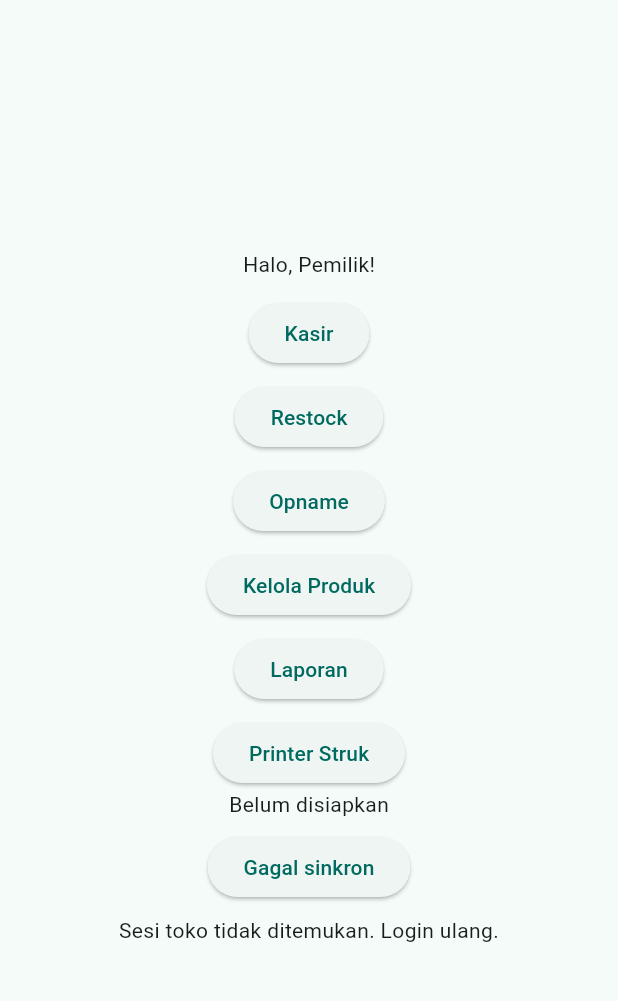
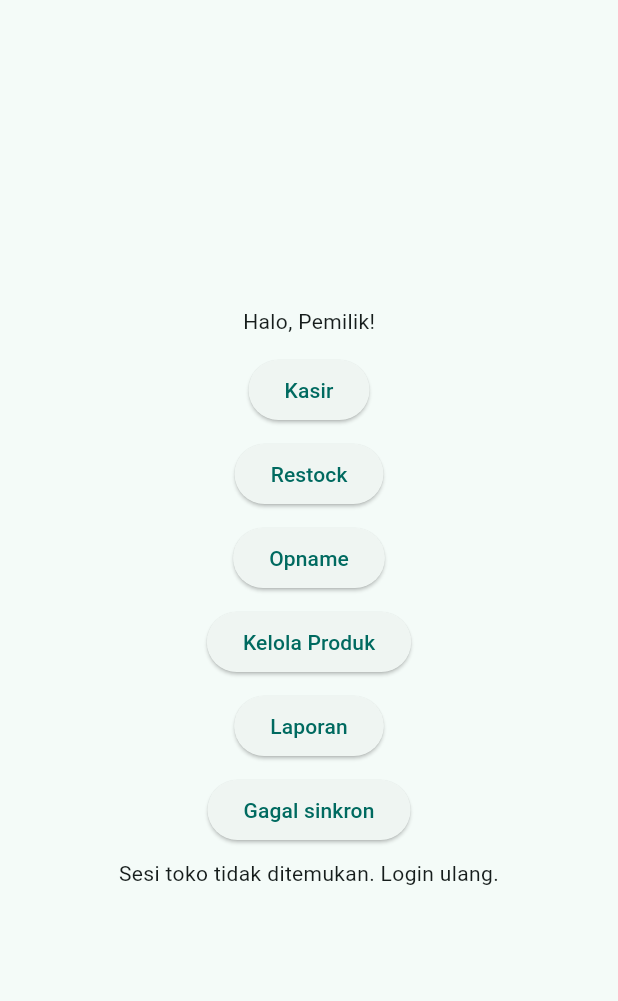
Before and after one commit to gevanno654/My-UMKM, a Flutter app: the HomePlaceholder screen opened by its route, after a tap on "Sinkron Semua", on a phone screen of 412 x 824 dp, the part 63-1064 px from its top. Run offline on Flutter 3.47's test engine with Material 3 defaults, Android fonts, the phone set to English and light mode, and no system bars; our stand-ins replace dio, drift, flutter_riverpod, flutter_secure_storage, go_router, image_picker; missing offline and left inert: esc_pos_utils_plus, mobile_scanner, print_bluetooth_thermal; accounts and stored records are empty; generated files the repository leaves out were written again.

Commit message:
revert: hapus layar setup printer, kembali dialog pilih di Struk

```diff
--- a/pos_app/lib/core/router.dart
+++ b/pos_app/lib/core/router.dart
@@ -15,7 +15,6 @@ import '../features/products/scan_screen.dart';
 import '../features/restocks/restocks_screens.dart';
 import '../features/adjustments/adjustments_screens.dart';
 import '../features/reports/reports_screens.dart';
-import '../features/sales/printer_setup_screen.dart';
 import '../features/sales/sales_screens.dart';
 
 /// Semua route fondasi + produk + kasir + restock + laporan.
@@ -35,7 +34,6 @@ const appRoutePaths = <String>[
   '/sales/pay',
   '/sales/receipt',
   '/sales/history',
-  '/settings/printer',
   '/restocks',
   '/restocks/new',
   '/restocks/:id',
@@ -157,10 +155,6 @@ GoRouter buildRouter({
         builder: (context, state) => const HistoryScreen(),
       ),
       GoRoute(
-        path: '/settings/printer',
-        builder: (context, state) => const PrinterSetupScreen(),
-      ),
-      GoRoute(
         path: '/restocks',
         builder: (context, state) => const RestocksListScreen(),
       ),
--- a/pos_app/lib/features/auth/home_placeholder.dart
+++ b/pos_app/lib/features/auth/home_placeholder.dart
@@ -4,7 +4,6 @@ import 'package:go_router/go_router.dart';
 
 import 'package:pos_app/core/sync/sync_all_provider.dart';
 
-import '../sales/printer_service.dart';
 import 'auth_provider.dart';
 import 'auth_state.dart';
 
@@ -67,8 +66,6 @@ class HomePlaceholder extends ConsumerWidget {
               onPressed: () => context.push('/reports'),
               child: const Text('Laporan'),
             ),
-            const SizedBox(height: 8),
-            const _PrinterSetupEntry(),
             const SizedBox(height: 8),
             Consumer(
               builder: (context, ref, _) {
@@ -135,36 +132,3 @@ class HomePlaceholder extends ConsumerWidget {
     }
   }
 }
-
-/// Entri Printer Struk di home: tombol + status nama tersimpan.
-///
-/// Stateless + FutureBuilder agar tidak perlu provider baru untuk satu label.
-class _PrinterSetupEntry extends StatelessWidget {
-  const _PrinterSetupEntry();
-
-  @override
-  Widget build(BuildContext context) {
-    return Column(
-      mainAxisSize: MainAxisSize.min,
-      children: [
-        ElevatedButton(
-          key: const Key('printerSetupButton'),
-          onPressed: () => context.push('/settings/printer'),
-          child: const Text('Printer Struk'),
-        ),
-        FutureBuilder<(String, String)?>(
-          future: PrinterService().savedPrinter(),
-          builder: (context, snap) {
-            final saved = snap.data;
-            final label = !snap.hasData
-                ? 'Belum disiapkan'
-                : saved == null
-                ? 'Belum disiapkan'
-                : 'Tersimpan: ${saved.$1}';
-            return Text(key: const Key('printerSetupStatus'), label);
-          },
-        ),
-      ],
-    );
-  }
-}
--- a/pos_app/lib/features/sales/printer_service.dart
+++ b/pos_app/lib/features/sales/printer_service.dart
@@ -1,6 +1,3 @@
-import 'dart:convert';
-
-import 'package:permission_handler/permission_handler.dart' as ph;
 import 'package:print_bluetooth_thermal/print_bluetooth_thermal.dart';
 
 import '../../core/session/secure_session.dart';
@@ -19,22 +16,8 @@ class PrinterException implements Exception {
 /// izin BLUETOOTH_CONNECT ditolak — tanpa ini UI diam selamanya.
 const _nativeTimeout = Duration(seconds: 15);
 
-/// Hasil minta izin Bluetooth runtime.
-enum PrinterPermission { granted, denied, permanentlyDenied }
-
-/// Dibutuhkan saat izin belum granted TAPI user menolak permanen:
-/// arahkan ke layar siapkan (ada tombol Buka Pengaturan).
-class PrinterNeedsSetupException implements Exception {}
-
-/// Kunci lama era dialog pilih (hanya MAC). Jangan dipakai untuk tulis baru;
-/// dibaca sekali untuk migrasi ke [printerJsonKey], lalu boleh dihapus.
+/// Kunci MAC printer tersimpan (per-HP, tidak ikut sinkron).
 const printerMacKey = 'printer_mac';
-
-/// Kunci lama nama era dua-kunci. Sama: hanya untuk migrasi satu arah.
-const printerNameKey = 'printer_name';
-
-/// Satu-satunya kunci tulis printer: JSON {"name","mac"} agar atomik.
-const printerJsonKey = 'printer_json';
 
 /// Adapter tipis di atas print_bluetooth_thermal agar bisa di-fake di test.
 class PrinterAdapter {
@@ -70,77 +53,26 @@ class PrinterService {
   final SecureStorage _storage;
   final PrinterAdapter _adapter;
 
-  @Deprecated('Pakai savePrinter; hanya-MAC tidak punya nama tampilan.')
-  Future<String?> savedMac() async {
-    final saved = await savedPrinter();
-    return saved?.$2;
-  }
+  Future<String?> savedMac() => _storage.read(printerMacKey);
 
-  @Deprecated('Pakai savePrinter agar nama+MAC atomik.')
-  Future<void> saveMac(String mac) => savePrinter(name: mac, mac: mac);
-
-  /// Simpan nama+MAC atomik dalam satu kunci JSON.
-  Future<void> savePrinter({required String name, required String mac}) =>
-      _storage.write(printerJsonKey, jsonEncode({'name': name, 'mac': mac}));
-
-  /// Printer tersimpan (nama, mac); null bila belum disiapkan.
-  ///
-  /// Migrasi satu arah: data lama (MAC saja atau dua kunci era awal)
-  /// dibaca sekali lalu ditulis ulang sebagai JSON atomik.
-  Future<(String, String)?> savedPrinter() async {
-    final raw = await _storage.read(printerJsonKey);
-    if (raw != null && raw.isNotEmpty) {
-      try {
-        final decoded = jsonDecode(raw) as Map<String, dynamic>;
-        final name = decoded['name'] as String?;
-        final mac = decoded['mac'] as String?;
-        if (name != null && name.isNotEmpty && mac != null && mac.isNotEmpty) {
-          return (name, mac);
-        }
-      } on FormatException {
-        // JSON rusak → jatuh ke migrasi/paksa siapkan ulang.
-      }
-    }
-    final name = await _storage.read(printerNameKey);
-    var mac = await _storage.read(printerMacKey);
-    if ((mac == null || mac.isEmpty) && name != null && name.isNotEmpty) {
-      mac = name;
-    }
-    if (mac == null || mac.isEmpty) return null;
-    final resolved = (name != null && name.isNotEmpty) ? name : mac;
-    await savePrinter(name: resolved, mac: mac);
-    await _storage.delete(printerNameKey);
-    await _storage.delete(printerMacKey);
-    return (resolved, mac);
-  }
+  Future<void> saveMac(String mac) => _storage.write(printerMacKey, mac);
 
   /// Daftar printer yang sudah di-pair di HP.
   Future<List<BluetoothInfo>> pairedPrinters() => _adapter.paired();
-
-  /// Minta izin Bluetooth resmi via popup sistem.
-  /// denied → boleh diminta lagi nanti; permanentlyDenied → Buka Pengaturan.
-  Future<PrinterPermission> requestPermission() async {
-    final s = await ph.Permission.bluetoothConnect.request();
-    if (s.isGranted || s.isLimited) return PrinterPermission.granted;
-    if (s.isPermanentlyDenied) return PrinterPermission.permanentlyDenied;
-    return PrinterPermission.denied;
-  }
-
-  /// Buka halaman Pengaturan aplikasi (untuk izin yang ditolak permanen).
-  Future<void> openSettings() => ph.openAppSettings();
 
   /// Cetak [bytes] ke printer [mac] (atau MAC tersimpan).
   ///
   /// Lempar [PrinterException] dengan pesan ramah untuk semua kegagalan.
   Future<void> printBytes(List<int> bytes, {String? mac}) async {
-    String? target = mac;
-    target ??= (await savedPrinter())?.$2;
+    final target = mac ?? await savedMac();
     if (target == null || target.isEmpty) {
       throw PrinterException('Belum ada printer tersimpan. Pilih printer dulu.');
     }
     final granted = await _adapter.permissionGranted;
     if (!granted) {
-      throw PrinterNeedsSetupException();
+      throw PrinterException(
+        'Izin Bluetooth belum diberikan. Aktifkan "Perangkat di sekitar" untuk aplikasi ini di Pengaturan HP.',
+      );
     }
     final on = await _adapter.bluetoothEnabled;
     if (!on) throw PrinterException('Nyalakan Bluetooth dulu.');
--- a/pos_app/pubspec.yaml
+++ b/pos_app/pubspec.yaml
@@ -46,7 +46,6 @@ dependencies:
   mobile_scanner: ^7.5.0
   print_bluetooth_thermal: ^1.2.1
   esc_pos_utils_plus: ^2.0.4
-  permission_handler: 12.0.0
 
 dev_dependencies:
   flutter_test:
```
Also changed, not shown: pos_app/lib/features/sales/printer_setup_screen.dart (deleted, +0 -196 lines), pos_app/lib/features/sales/sales_screens.dart (+96 -25 lines), pos_app/pubspec.lock, 5 other files.
